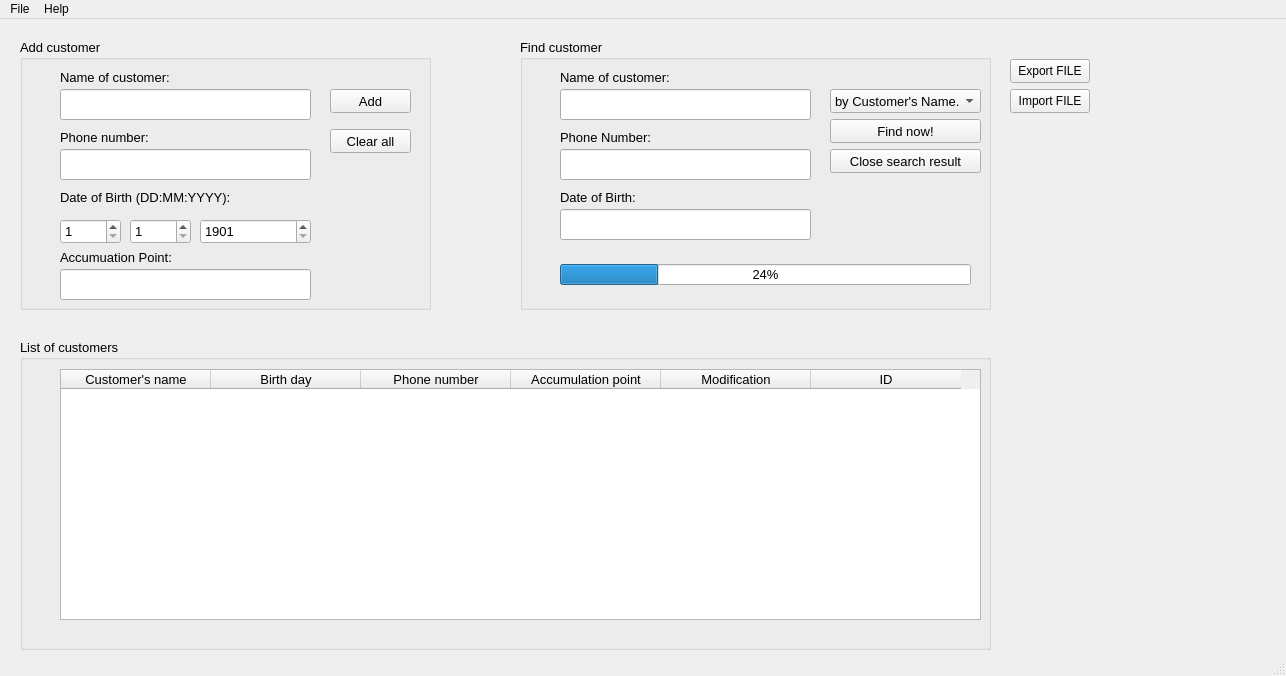
The window that my_customer.ui (ngxx-fus/minisupermarket_management_proj) describes before a commit, drawn with Qt 5.
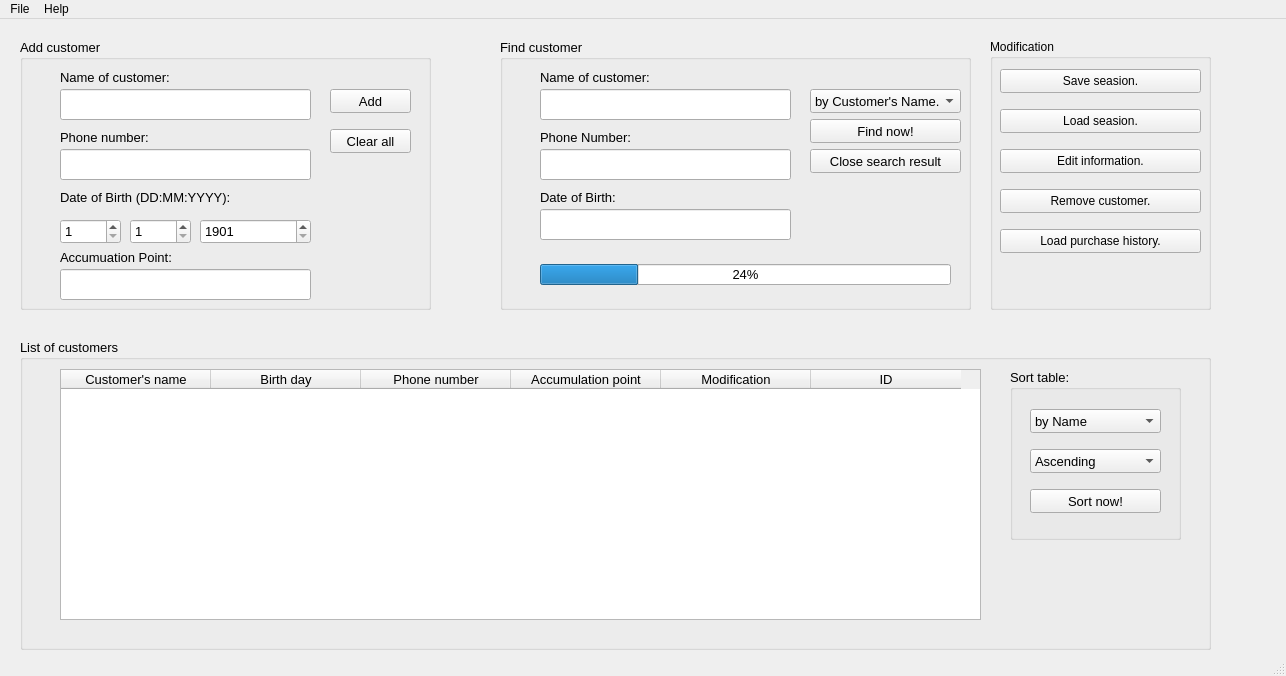
The same window after the commit. Icons and pictures are not drawn.

```diff
--- a/my_customer.ui
+++ b/my_customer.ui
@@ -14,32 +14,6 @@
    <string>Customer Management</string>
   </property>
   <widget class="QWidget" name="centralwidget">
-   <widget class="QPushButton" name="pushButtonExportFile">
-    <property name="geometry">
-     <rect>
-      <x>1010</x>
-      <y>40</y>
-      <width>80</width>
-      <height>24</height>
-     </rect>
-    </property>
-    <property name="text">
-     <string>Export FILE</string>
-    </property>
-   </widget>
-   <widget class="QPushButton" name="pushButtonImportFile">
-    <property name="geometry">
-     <rect>
-      <x>1010</x>
-      <y>70</y>
-      <width>80</width>
-      <height>24</height>
-     </rect>
-    </property>
-    <property name="text">
-     <string>Import FILE</string>
-    </property>
-   </widget>
    <widget class="QGroupBox" name="groupBox_ADD_CUS">
     <property name="geometry">
      <rect>
@@ -301,7 +275,7 @@
    <widget class="QGroupBox" name="groupBox_FIND_CUS">
     <property name="geometry">
      <rect>
-      <x>520</x>
+      <x>500</x>
       <y>20</y>
       <width>471</width>
       <height>271</height>
@@ -515,7 +489,7 @@
      <rect>
       <x>20</x>
       <y>320</y>
-      <width>971</width>
+      <width>1191</width>
       <height>311</height>
      </rect>
     </property>
@@ -604,6 +578,155 @@
       </property>
      </column>
     </widget>
+    <widget class="QGroupBox" name="groupBox_SORT">
+     <property name="geometry">
+      <rect>
+       <x>990</x>
+       <y>30</y>
+       <width>171</width>
+       <height>171</height>
+      </rect>
+     </property>
+     <property name="title">
+      <string>Sort table:</string>
+     </property>
+     <widget class="QComboBox" name="comboBox_OPTION_SORT">
+      <property name="geometry">
+       <rect>
+        <x>20</x>
+        <y>80</y>
+        <width>131</width>
+        <height>24</height>
+       </rect>
+      </property>
+      <item>
+       <property name="text">
+        <string>Ascending</string>
+       </property>
+      </item>
+      <item>
+       <property name="text">
+        <string>Descending</string>
+       </property>
+      </item>
+     </widget>
+     <widget class="QComboBox" name="comboBox_KEY__SORT">
+      <property name="geometry">
+       <rect>
+        <x>20</x>
+        <y>40</y>
+        <width>131</width>
+        <height>24</height>
+       </rect>
+      </property>
+      <item>
+       <property name="text">
+        <string>by Name</string>
+       </property>
+      </item>
+      <item>
+       <property name="text">
+        <string>by Accumulation Point</string>
+       </property>
+      </item>
+      <item>
+       <property name="text">
+        <string>Month of Birth</string>
+       </property>
+      </item>
+     </widget>
+     <widget class="QPushButton" name="pushButton__SORT">
+      <property name="geometry">
+       <rect>
+        <x>20</x>
+        <y>120</y>
+        <width>131</width>
+        <height>24</height>
+       </rect>
+      </property>
+      <property name="text">
+       <string>Sort now!</string>
+      </property>
+     </widget>
+    </widget>
+   </widget>
+   <widget class="QGroupBox" name="groupBox_MOD">
+    <property name="geometry">
+     <rect>
+      <x>990</x>
+      <y>20</y>
+      <width>221</width>
+      <height>271</height>
+     </rect>
+    </property>
+    <property name="title">
+     <string>Modification</string>
+    </property>
+    <widget class="QPushButton" name="pushButtonImportFile_MOD">
+     <property name="geometry">
+      <rect>
+       <x>10</x>
+       <y>70</y>
+       <width>201</width>
+       <height>24</height>
+      </rect>
+     </property>
+     <property name="text">
+      <string>Load seasion.</string>
+     </property>
+    </widget>
+    <widget class="QPushButton" name="pushButtonExportFile__MOD">
+     <property name="geometry">
+      <rect>
+       <x>10</x>
+       <y>30</y>
+       <width>201</width>
+       <height>24</height>
+      </rect>
+     </property>
+     <property name="text">
+      <string>Save seasion.</string>
+     </property>
+    </widget>
+    <widget class="QPushButton" name="pushButtonEDIT_MOD">
+     <property name="geometry">
+      <rect>
+       <x>10</x>
+       <y>110</y>
+       <width>201</width>
+       <height>24</height>
+      </rect>
+     </property>
+     <property name="text">
+      <string>Edit information.</string>
+     </property>
+    </widget>
+    <widget class="QPushButton" name="pushButton_RM_MOD">
+     <property name="geometry">
+      <rect>
+       <x>10</x>
+       <y>150</y>
+       <width>201</width>
+       <height>24</height>
+      </rect>
+     </property>
+     <property name="text">
+      <string>Remove customer.</string>
+     </property>
+    </widget>
+    <widget class="QPushButton" name="pushButton_PURCHASE_MOD">
+     <property name="geometry">
+      <rect>
+       <x>10</x>
+       <y>190</y>
+       <width>201</width>
+       <height>24</height>
+      </rect>
+     </property>
+     <property name="text">
+      <string>Load purchase history.</string>
+     </property>
+    </widget>
    </widget>
    <zorder>groupBox_VIEWTABLE</zorder>
    <zorder>groupBox_FIND_CUS</zorder>
```
Left out of the diff: 5 changed lines with no effect on the pictures.
